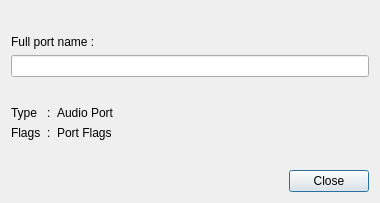
This is resources/ui/canvas_port_info.ui in Houston4444/RaySession as Qt 5 draws it before an edit. The edited form follows.
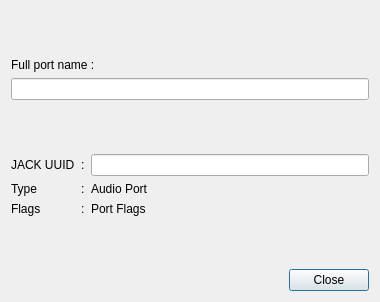
This is the edited form.

```diff
--- a/resources/ui/canvas_port_info.ui
+++ b/resources/ui/canvas_port_info.ui
@@ -7,7 +7,7 @@
     <x>0</x>
     <y>0</y>
     <width>380</width>
-    <height>203</height>
+    <height>302</height>
    </rect>
   </property>
   <property name="windowTitle">
@@ -62,14 +62,14 @@
    </item>
    <item>
     <layout class="QGridLayout" name="gridLayout">
-     <item row="0" column="1">
+     <item row="1" column="1">
       <widget class="QLabel" name="label_6">
        <property name="text">
         <string>:</string>
        </property>
       </widget>
      </item>
-     <item row="0" column="0">
+     <item row="1" column="0">
       <widget class="QLabel" name="label_5">
        <property name="sizePolicy">
         <sizepolicy hsizetype="Fixed" vsizetype="Preferred">
@@ -82,7 +82,7 @@
        </property>
       </widget>
      </item>
-     <item row="1" column="1">
+     <item row="2" column="1">
       <widget class="QLabel" name="label_3">
        <property name="sizePolicy">
         <sizepolicy hsizetype="Fixed" vsizetype="Preferred">
@@ -95,21 +95,42 @@
        </property>
       </widget>
      </item>
-     <item row="1" column="0">
+     <item row="2" column="0">
       <widget class="QLabel" name="label_4">
        <property name="text">
         <string>Flags</string>
        </property>
       </widget>
      </item>
-     <item row="1" column="2" colspan="3">
+     <item row="2" column="2" colspan="3">
       <widget class="QLabel" name="labelPortFlags">
        <property name="text">
         <string>Port Flags</string>
        </property>
       </widget>
      </item>
+     <item row="0" column="0">
+      <widget class="QLabel" name="label_2">
+       <property name="text">
+        <string>JACK UUID</string>
+       </property>
+      </widget>
+     </item>
+     <item row="0" column="1">
+      <widget class="QLabel" name="label_7">
+       <property name="text">
+        <string>:</string>
+       </property>
+      </widget>
+     </item>
      <item row="0" column="2" colspan="3">
+      <widget class="QLineEdit" name="lineEditUuid">
+       <property name="readOnly">
+        <bool>true</bool>
+       </property>
+      </widget>
+     </item>
+     <item row="1" column="2" colspan="3">
       <widget class="QLabel" name="labelPortType">
        <property name="text">
         <string>Audio Port</string>
```
Left out of the diff: 3 changed lines with no effect on the pictures.
